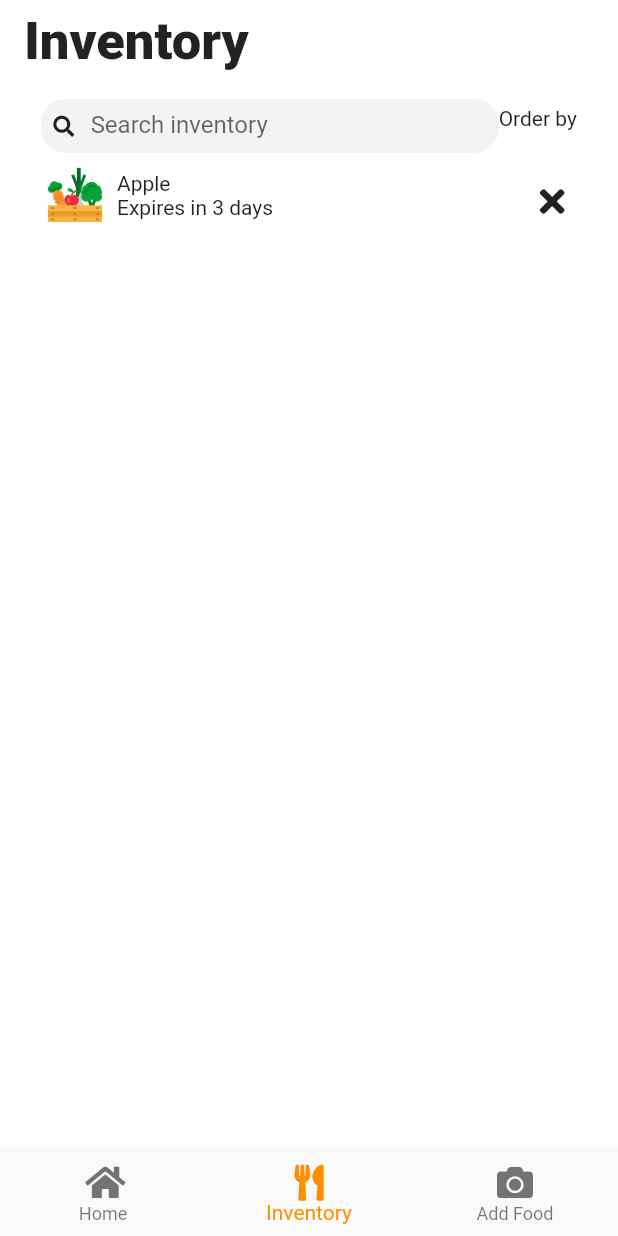
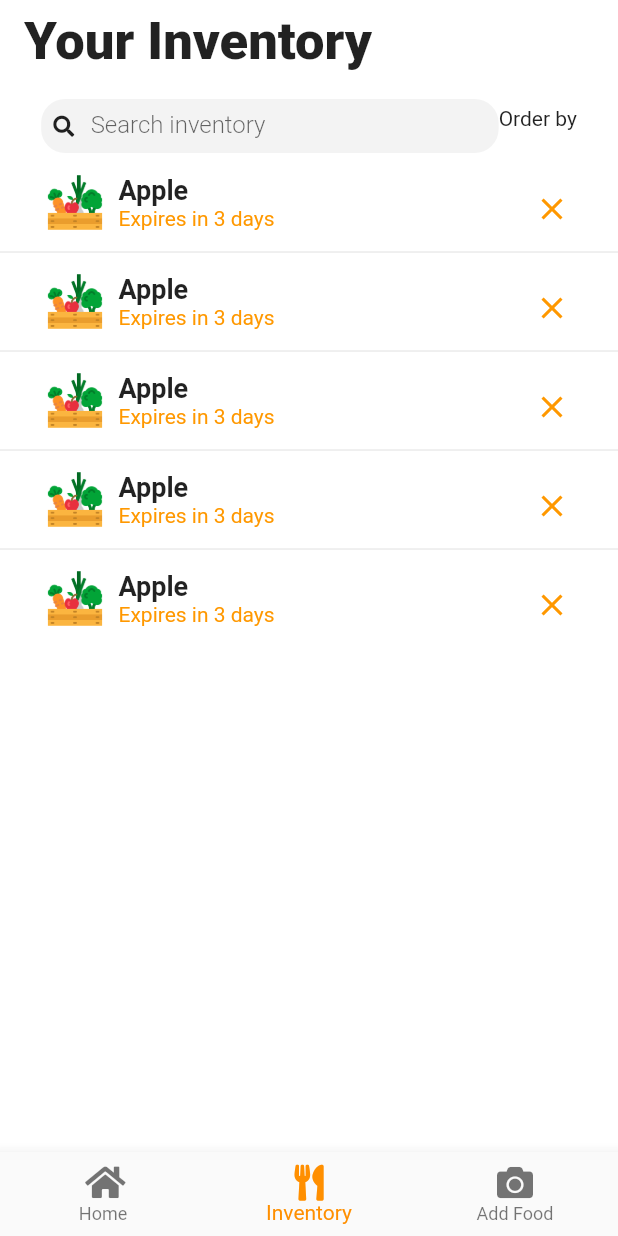
Before and after one commit to hackthenorth2021-ren/flutter_frontend, a Flutter app: the screen it shows after launch, item 2 of the bottom bar chosen, on a phone screen of 412 x 824 dp. Run offline on Flutter 3.47's test engine with Material 2 defaults, Android fonts, the phone set to English and light mode, and no system bars; our stand-ins replace camera, email_validator, firebase_auth, firebase_core, flutter_image_compress, font_awesome_flutter and 2 more; accounts and stored records are empty.

Commit message:
inventory page

```diff
--- a/lib/components/constants.dart
+++ b/lib/components/constants.dart
@@ -1,7 +1,10 @@
 import 'package:flutter/material.dart';
+import 'package:google_fonts/google_fonts.dart';
 
 const kPrussian = Color(0xFF12263A);
 const kBGreen = Color(0xFF06BCC1);
 const kOpal = Color(0xFFC5D8D1);
 const kIsabel = Color(0xFFF4EDEA);
 const kOrange = Color(0xFFF4D1AE);
+
+const kHintStyle = TextStyle(fontWeight: FontWeight.w300, fontFamily: 'roboto');
--- a/lib/screens/camera.dart
+++ b/lib/screens/camera.dart
@@ -118,7 +118,7 @@ class DisplayPictureScreen extends StatelessWidget {
           automaticallyImplyLeading: false),
       // The image is stored as a file on the device. Use the `Image.file`
       // constructor with the given path to display the image.
-      body: Image.file(File(imagePath)),
+      body: Center(child: Image.file(File(imagePath))),
     );
   }
 }
--- a/lib/screens/home.dart
+++ b/lib/screens/home.dart
@@ -52,8 +52,9 @@ class __searchBarState extends State<_searchBar> {
                   //margin: EdgeInsets.only(right: 500),
                   width: MediaQuery.of(context).size.width - 80,
                   child: TextField(
-                    decoration: new InputDecoration(
+                    decoration: InputDecoration(
                       hintText: 'Search recipe',
+                      hintStyle: kHintStyle,
                       border: InputBorder.none,
                     ),
                     maxLines: 1,
@@ -200,7 +201,7 @@ class _RecipePageState extends State<RecipePage> {
             const ListTile(
               //leading: Icon(Icons.image),
               title: Text(
-                "Hello Douglas",
+                "Hi Douglas",
                 style: TextStyle(
                   fontSize: 35,
                   fontWeight: FontWeight.w900,
--- a/lib/screens/inventory.dart
+++ b/lib/screens/inventory.dart
@@ -1,5 +1,9 @@
+import 'dart:convert';
+
 import 'package:flutter/material.dart';
+import 'package:flutter_frontend/components/constants.dart';
 import 'package:font_awesome_flutter/font_awesome_flutter.dart';
+import 'package:google_fonts/google_fonts.dart';
 
 class _searchBarInventory extends StatefulWidget {
   _searchBarInventory({Key? key}) : super(key: key);
@@ -45,8 +49,9 @@ class _searchBarInventoryState extends State<_searchBarInventory> {
                   //margin: EdgeInsets.only(right: 500),
                   width: MediaQuery.of(context).size.width - 140,
                   child: TextField(
-                    decoration: new InputDecoration(
+                    decoration: InputDecoration(
                       hintText: 'Search inventory',
+                      hintStyle: kHintStyle,
                       border: InputBorder.none,
                     ),
                     maxLines: 1,
@@ -69,7 +74,7 @@ class InventoryCard extends StatelessWidget {
   Widget build(BuildContext context) {
     return Container(
         height: 40,
-        margin: EdgeInsets.only(left: 30, top: 8),
+        margin: EdgeInsets.only(left: 30, top: 5, bottom: 5),
         child: Row(
           //mainAxisAlignment: MainAxisAlignment.spaceEvenly,
           children: [
@@ -78,11 +83,19 @@ class InventoryCard extends StatelessWidget {
               fit: BoxFit.scaleDown,
             ),
             Container(
-              margin: EdgeInsets.only(left: 8),
+              margin: EdgeInsets.only(left: 9),
               child: Column(
                 crossAxisAlignment: CrossAxisAlignment.start,
                 mainAxisAlignment: MainAxisAlignment.center,
-                children: [Text('Apple'), Text("Expires in 3 days")],
+                children: [
+                  Text('Apple',
+                      style: TextStyle(
+                        fontSize: 18,
+                        fontWeight: FontWeight.w600,
+                      )),
+                  Text("Expires in 3 days",
+                      style: TextStyle(color: Colors.orange))
+                ],
               ),
             ),
             Expanded(
@@ -91,7 +104,11 @@ class InventoryCard extends StatelessWidget {
                   Positioned(
                       right: 20,
                       child: IconButton(
-                          onPressed: () {}, icon: Icon(FontAwesomeIcons.times)))
+                          onPressed: () {},
+                          icon: Icon(
+                            Icons.close,
+                            color: Colors.orange,
+                          )))
                 ],
               ),
             )
@@ -114,19 +131,32 @@ class InventoryScreen extends StatelessWidget {
           const ListTile(
             //leading: Icon(Icons.image),
             title: Text(
-              "Inventory",
+              "Your Inventory",
               style: TextStyle(
                 fontSize: 35,
                 fontWeight: FontWeight.w900,
               ),
             ),
           ),
-          Row(
-            mainAxisAlignment: MainAxisAlignment.center,
-            crossAxisAlignment: CrossAxisAlignment.center,
-            children: [_searchBarInventory(), Text('Order by')],
+          Container(
+            margin: EdgeInsets.only(bottom: 8),
+            child: Row(
+              mainAxisAlignment: MainAxisAlignment.center,
+              crossAxisAlignment: CrossAxisAlignment.center,
+              children: [_searchBarInventory(), Text('Order by')],
+            ),
           ),
-          InventoryCard(),
+          Expanded(
+            child: ListView.separated(
+                itemBuilder: (context, index) {
+                  return InventoryCard();
+                },
+                separatorBuilder: (context, index) {
+                  return Divider();
+                },
+                itemCount: 5),
+          )
+          //InventoryCard(),
         ],
       ),
     );
```
